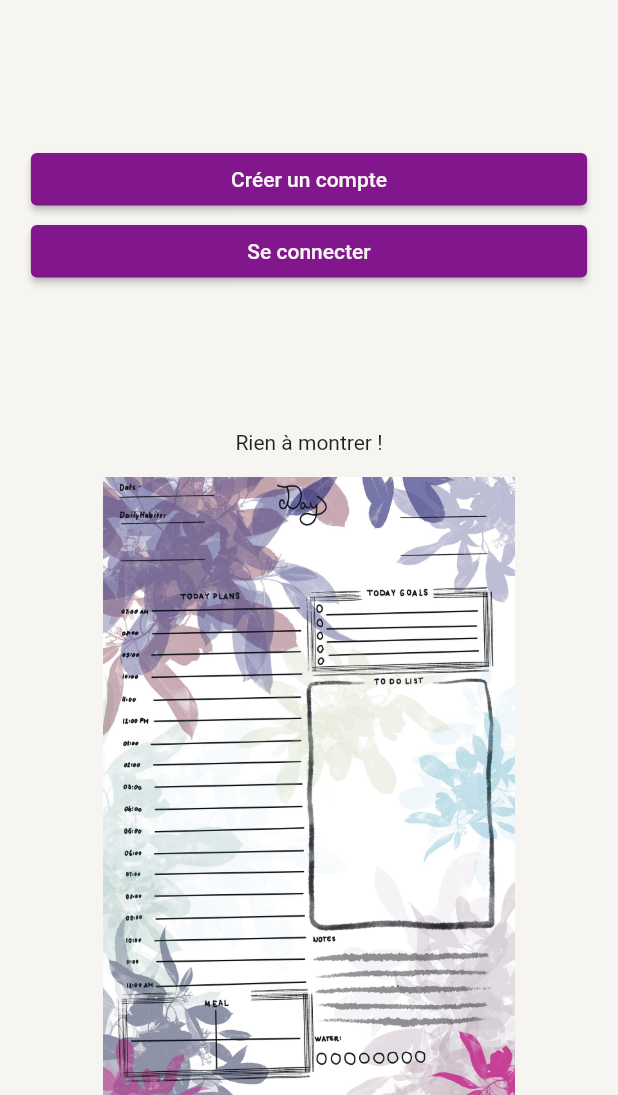
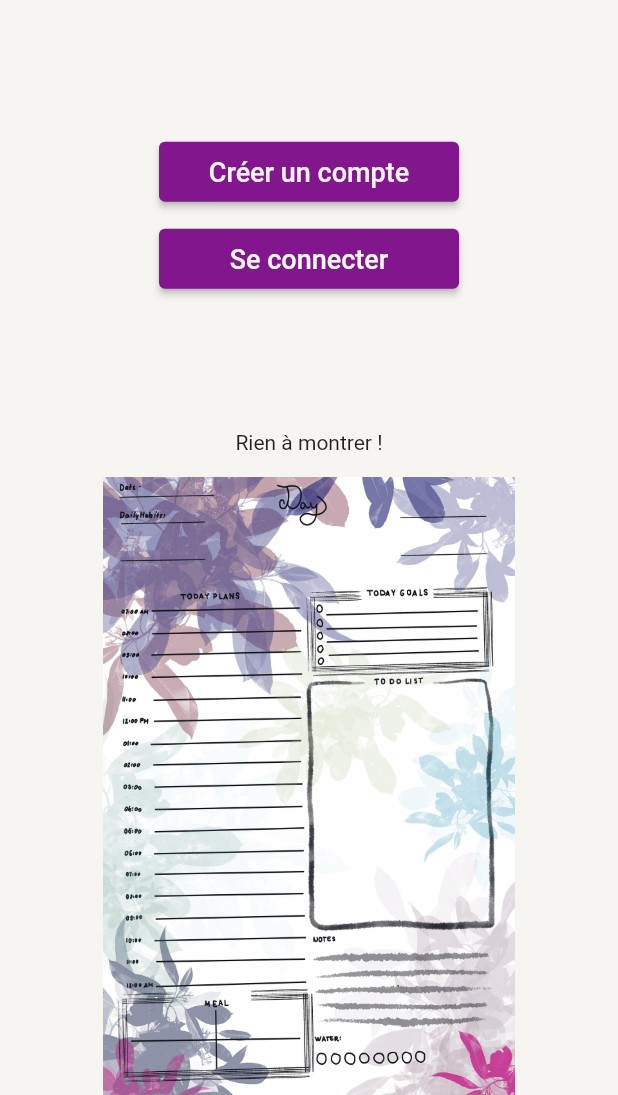
Before and after one commit to WiseFox-Tr/make_me---flutter_app, a Flutter app: the screen it shows after launch, on a phone screen of 412 x 824 dp, the part 141-1236 px from its top. Run offline on Flutter 3.47's test engine with Material 2 defaults, Android fonts, the phone set to English and light mode, and no system bars; our stand-ins replace flutter_svg.

Commit message:
change properties

```diff
--- a/lib/view/widget/AppButton.dart
+++ b/lib/view/widget/AppButton.dart
@@ -3,21 +3,27 @@ import 'package:flutter/material.dart';
 class AppButton extends StatelessWidget {
   final String label;
   final Function() onPressed;
-  final double width;
+  final double minWidth;
 
   AppButton({
     required this.label,
     required this.onPressed,
-    this.width = 300.0,
+    this.minWidth = 200.0,
   });
 
   @override
   Widget build(BuildContext context) {
-    return ElevatedButton(
-      onPressed: onPressed,
-      child: Text(label),
-      style: ElevatedButton.styleFrom(
-        minimumSize: Size(width, 35.0),
+    return Padding(
+      padding: const EdgeInsets.symmetric(vertical: 5.0),
+      child: ElevatedButton(
+        onPressed: onPressed,
+        child: Text(
+          label,
+          style: TextStyle(fontSize: 18.0),
+        ),
+        style: ElevatedButton.styleFrom(
+          minimumSize: Size(minWidth, 40.0),
+        ),
       ),
     );
   }
--- a/lib/view/widget/AppTextField.dart
+++ b/lib/view/widget/AppTextField.dart
@@ -20,7 +20,7 @@ class AppTextField extends StatelessWidget {
   @override
   Widget build(BuildContext context) {
     return Padding(
-      padding: EdgeInsets.symmetric(horizontal: getScreenWidth(context) * 0.08, vertical: 15.0),
+      padding: EdgeInsets.symmetric(horizontal: getScreenWidth(context) * 0.08, vertical: 10.0),
       child: TextField(
         cursorColor: AppColors.darkBlue,
         textAlign: textAlign,
```
